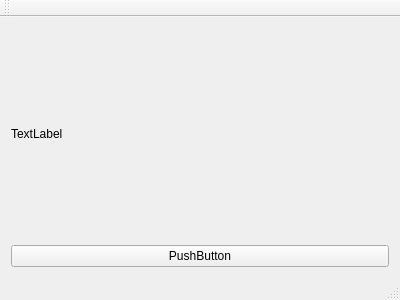
Qt form mainwindow.ui (icoz/evo) before a commit.
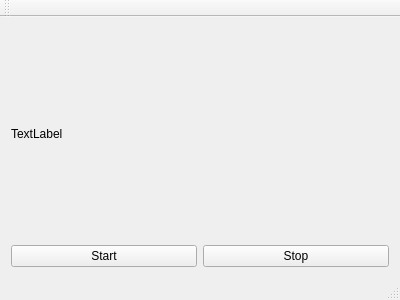
The same form after that commit.

Commit message: Added more 2 animals-strategy MainWindow: + timer for world::makeStep()

Patch:
```diff
--- a/mainwindow.ui
+++ b/mainwindow.ui
@@ -23,11 +23,22 @@
      </widget>
     </item>
     <item>
-     <widget class="QPushButton" name="pushButton">
+     <layout class="QHBoxLayout" name="horizontalLayout">
+      <item>
+       <widget class="QPushButton" name="btnStart">
       <property name="text">
-       <string>PushButton</string>
-      </property>
-     </widget>
+         <string>Start</string>
+        </property>
+       </widget>
+      </item>
+      <item>
+       <widget class="QPushButton" name="btnStop">
+        <property name="text">
+         <string>Stop</string>
+        </property>
+       </widget>
+      </item>
+     </layout>
     </item>
    </layout>
   </widget>
```
Left out of the diff: 6 changed lines with no effect on the pictures. Lines whose indentation alone changed are shown as unchanged. The commit also changes 2 other files.
